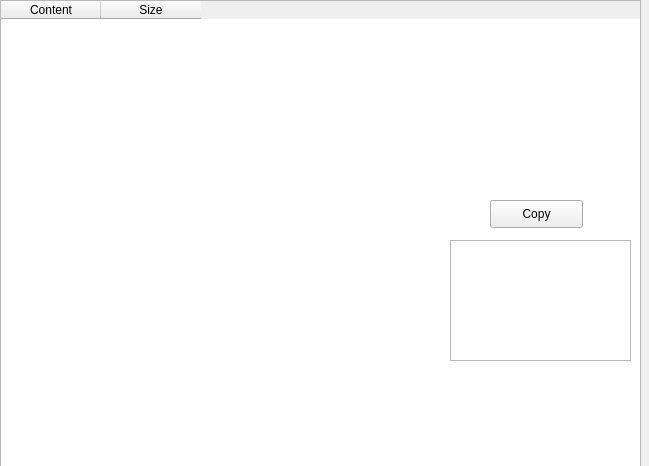
Before: the Qt Designer form DataWindow.ui in rev-li/PETool, drawn with Qt 5.
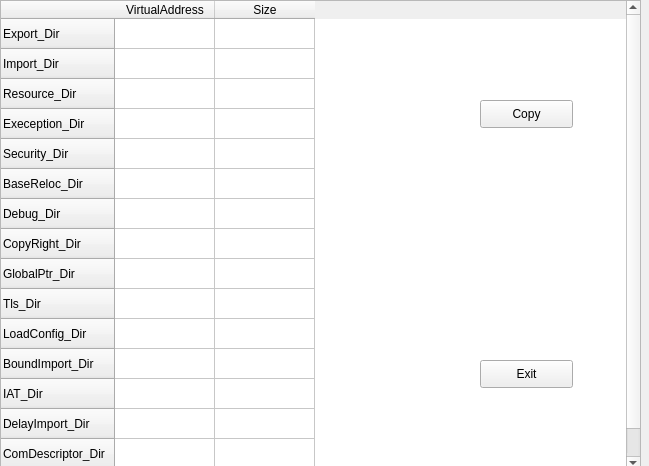
After: the same form once the commit is applied.

What changed in the file:
```diff
--- a/DataWindow.ui
+++ b/DataWindow.ui
@@ -23,9 +23,89 @@
       <height>471</height>
      </rect>
     </property>
+    <row>
+     <property name="text">
+      <string>Export_Dir</string>
+     </property>
+    </row>
+    <row>
+     <property name="text">
+      <string>Import_Dir</string>
+     </property>
+    </row>
+    <row>
+     <property name="text">
+      <string>Resource_Dir</string>
+     </property>
+    </row>
+    <row>
+     <property name="text">
+      <string>Exeception_Dir</string>
+     </property>
+    </row>
+    <row>
+     <property name="text">
+      <string>Security_Dir</string>
+     </property>
+    </row>
+    <row>
+     <property name="text">
+      <string>BaseReloc_Dir</string>
+     </property>
+    </row>
+    <row>
+     <property name="text">
+      <string>Debug_Dir</string>
+     </property>
+    </row>
+    <row>
+     <property name="text">
+      <string>CopyRight_Dir</string>
+     </property>
+    </row>
+    <row>
+     <property name="text">
+      <string>GlobalPtr_Dir</string>
+     </property>
+    </row>
+    <row>
+     <property name="text">
+      <string>Tls_Dir</string>
+     </property>
+    </row>
+    <row>
+     <property name="text">
+      <string>LoadConfig_Dir</string>
+     </property>
+    </row>
+    <row>
+     <property name="text">
+      <string>BoundImport_Dir</string>
+     </property>
+    </row>
+    <row>
+     <property name="text">
+      <string>IAT_Dir</string>
+     </property>
+    </row>
+    <row>
+     <property name="text">
+      <string>DelayImport_Dir</string>
+     </property>
+    </row>
+    <row>
+     <property name="text">
+      <string>ComDescriptor_Dir</string>
+     </property>
+    </row>
+    <row>
+     <property name="text">
+      <string>Reserved_Dir</string>
+     </property>
+    </row>
     <column>
      <property name="text">
-      <string>Content</string>
+      <string>VirtualAddress</string>
      </property>
     </column>
     <column>
@@ -33,12 +113,172 @@
       <string>Size</string>
      </property>
     </column>
+    <item row="0" column="0">
+     <property name="text">
+      <string> </string>
+     </property>
+    </item>
+    <item row="0" column="1">
+     <property name="text">
+      <string> </string>
+     </property>
+    </item>
+    <item row="1" column="0">
+     <property name="text">
+      <string> </string>
+     </property>
+    </item>
+    <item row="1" column="1">
+     <property name="text">
+      <string> </string>
+     </property>
+    </item>
+    <item row="2" column="0">
+     <property name="text">
+      <string> </string>
+     </property>
+    </item>
+    <item row="2" column="1">
+     <property name="text">
+      <string> </string>
+     </property>
+    </item>
+    <item row="3" column="0">
+     <property name="text">
+      <string> </string>
+     </property>
+    </item>
+    <item row="3" column="1">
+     <property name="text">
+      <string> </string>
+     </property>
+    </item>
+    <item row="4" column="0">
+     <property name="text">
+      <string> </string>
+     </property>
+    </item>
+    <item row="4" column="1">
+     <property name="text">
+      <string> </string>
+     </property>
+    </item>
+    <item row="5" column="0">
+     <property name="text">
+      <string> </string>
+     </property>
+    </item>
+    <item row="5" column="1">
+     <property name="text">
+      <string> </string>
+     </property>
+    </item>
+    <item row="6" column="0">
+     <property name="text">
+      <string> </string>
+     </property>
+    </item>
+    <item row="6" column="1">
+     <property name="text">
+      <string> </string>
+     </property>
+    </item>
+    <item row="7" column="0">
+     <property name="text">
+      <string> </string>
+     </property>
+    </item>
+    <item row="7" column="1">
+     <property name="text">
+      <string> </string>
+     </property>
+    </item>
+    <item row="8" column="0">
+     <property name="text">
+      <string> </string>
+     </property>
+    </item>
+    <item row="8" column="1">
+     <property name="text">
+      <string> </string>
+     </property>
+    </item>
+    <item row="9" column="0">
+     <property name="text">
+      <string> </string>
+     </property>
+    </item>
+    <item row="9" column="1">
+     <property name="text">
+      <string> </string>
+     </property>
+    </item>
+    <item row="10" column="0">
+     <property name="text">
+      <string> </string>
+     </property>
+    </item>
+    <item row="10" column="1">
+     <property name="text">
+      <string> </string>
+     </property>
+    </item>
+    <item row="11" column="0">
+     <property name="text">
+      <string> </string>
+     </property>
+    </item>
+    <item row="11" column="1">
+     <property name="text">
+      <string> </string>
+     </property>
+    </item>
+    <item row="12" column="0">
+     <property name="text">
+      <string>  </string>
+     </property>
+    </item>
+    <item row="12" column="1">
+     <property name="text">
+      <string> </string>
+     </property>
+    </item>
+    <item row="13" column="0">
+     <property name="text">
+      <string> </string>
+     </property>
+    </item>
+    <item row="13" column="1">
+     <property name="text">
+      <string> </string>
+     </property>
+    </item>
+    <item row="14" column="0">
+     <property name="text">
+      <string> </string>
+     </property>
+    </item>
+    <item row="14" column="1">
+     <property name="text">
+      <string> </string>
+     </property>
+    </item>
+    <item row="15" column="0">
+     <property name="text">
+      <string> </string>
+     </property>
+    </item>
+    <item row="15" column="1">
+     <property name="text">
+      <string> </string>
+     </property>
+    </item>
    </widget>
    <widget class="QPushButton" name="CopyButton">
     <property name="geometry">
      <rect>
-      <x>490</x>
-      <y>200</y>
+      <x>480</x>
+      <y>100</y>
       <width>93</width>
       <height>28</height>
      </rect>
@@ -47,14 +287,30 @@
      <string>Copy</string>
     </property>
    </widget>
-   <widget class="QTextBrowser" name="textBrowser">
+   <widget class="QLabel" name="label">
     <property name="geometry">
      <rect>
-      <x>450</x>
-      <y>240</y>
-      <width>181</width>
-      <height>121</height>
+      <x>480</x>
+      <y>140</y>
+      <width>141</width>
+      <height>101</height>
      </rect>
+    </property>
+    <property name="text">
+     <string/>
+    </property>
+   </widget>
+   <widget class="QPushButton" name="ExitButton">
+    <property name="geometry">
+     <rect>
+      <x>480</x>
+      <y>360</y>
+      <width>93</width>
+      <height>28</height>
+     </rect>
+    </property>
+    <property name="text">
+     <string>Exit</string>
     </property>
    </widget>
   </widget>
```
